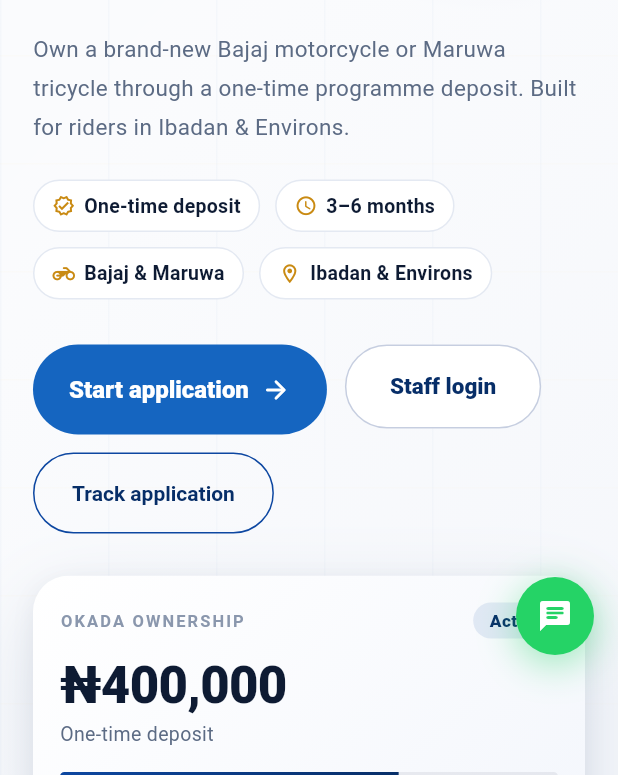
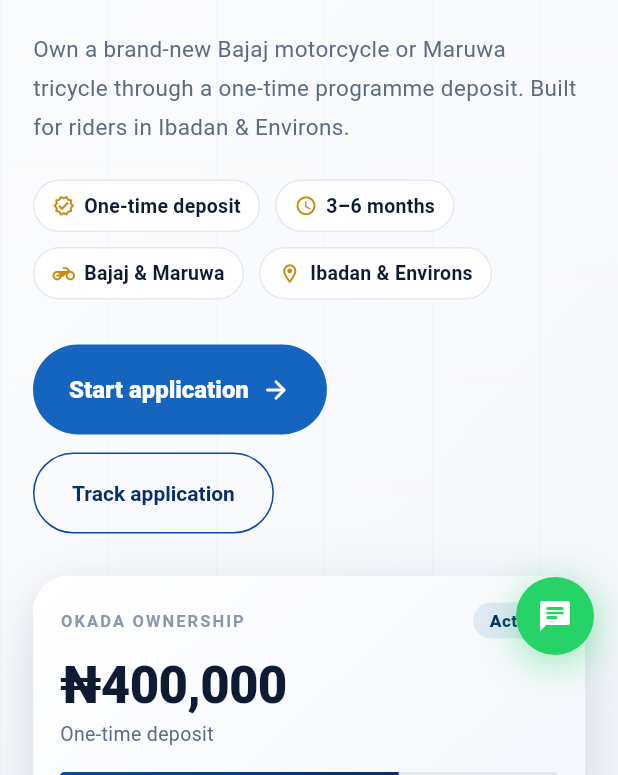
Before and after one commit to thompsonmoses-web/teamak-portal, a Flutter app: the first screen one second after launch, on a phone screen of 412 x 824 dp, the part 461-1236 px from its top. Run offline on Flutter 3.47's test engine with Material 3 defaults, Android fonts, the phone set to English and light mode, and no system bars; our stand-ins replace go_router, shared_preferences; network calls fail.

Commit message:
Remove staff entries from the customer-facing navigation
The public site no longer offers any route into the review console:

- desktop navbar: 'Sign In' button removed
- phone drawer: 'Staff login' destination removed
- landing hero: 'Staff login' button removed

Staff reach the console only through its own address (/staff/login,
/admin) — the doors on the admin side (console button in the staff
dashboard, sign-out back to the form) are unchanged. Comments mark the
absence so the links are not re-added by accident, and the drawer
label test drops the removed entry.

204 tests green, analyzer clean.

```diff
--- a/app/lib/pages/landing_page.dart
+++ b/app/lib/pages/landing_page.dart
@@ -616,19 +616,9 @@ class _Hero extends StatelessWidget {
                 ],
               ),
             ),
-            FilledButton(
-              style: FilledButton.styleFrom(
-                backgroundColor: Colors.white,
-                foregroundColor: TeamakColors.primaryDark,
-                side: const BorderSide(color: TeamakColors.borderStrong),
-                padding: const EdgeInsets.symmetric(
-                  horizontal: 30,
-                  vertical: 19,
-                ),
-              ),
-              onPressed: () => context.go('/staff/login'),
-              child: const Text('Staff login'),
-            ),
+            // The staff login has no button here on purpose: the customer
+            // site carries no route into the review console. Staff enter
+            // through the console's own address (/staff/login or /admin).
             OutlinedButton(
               style: OutlinedButton.styleFrom(
                 padding: const EdgeInsets.symmetric(
--- a/app/lib/widgets/shell.dart
+++ b/app/lib/widgets/shell.dart
@@ -90,11 +90,10 @@ class AppShell extends StatelessWidget {
                   onPressed: () => context.go('/dashboard'),
                   child: const Text('Track'),
                 ),
-                const SizedBox(width: 4),
-                OutlinedButton(
-                  onPressed: () => context.go('/staff/login'),
-                  child: const Text('Sign In'),
-                ),
+                // No sign-in button here on purpose: the staff area and the
+                // admin console are not linked from the customer site. Staff
+                // reach the console by its own address (/staff/login or
+                // /admin), which customers have no reason to visit.
                 const SizedBox(width: 8),
                 FilledButton(
                   onPressed: () => context.go('/apply'),
@@ -124,7 +123,8 @@ class _NavDrawer extends StatelessWidget {
     (Icons.assignment_outlined, 'Apply', '/apply'),
     (Icons.manage_search_outlined, 'Track application', '/dashboard'),
     (Icons.mail_outline, 'Contact', '/contact'),
-    (Icons.badge_outlined, 'Staff login', '/staff/login'),
+    // The staff login has no drawer entry: the console is reached by its own
+    // address, never from the customer-facing navigation.
   ];
 
   @override
@@ -155,7 +155,7 @@ class _NavDrawer extends StatelessWidget {
               ),
             ),
             const Divider(height: 1),
-            // Scrollable: seven destinations plus the header overrun a short
+            // Scrollable: the destinations plus the header overrun a short
             // phone, and an unscrollable Column clips the last entry.
             Expanded(
               child: ListView(
```
Also changed, not shown: 1 other file.
